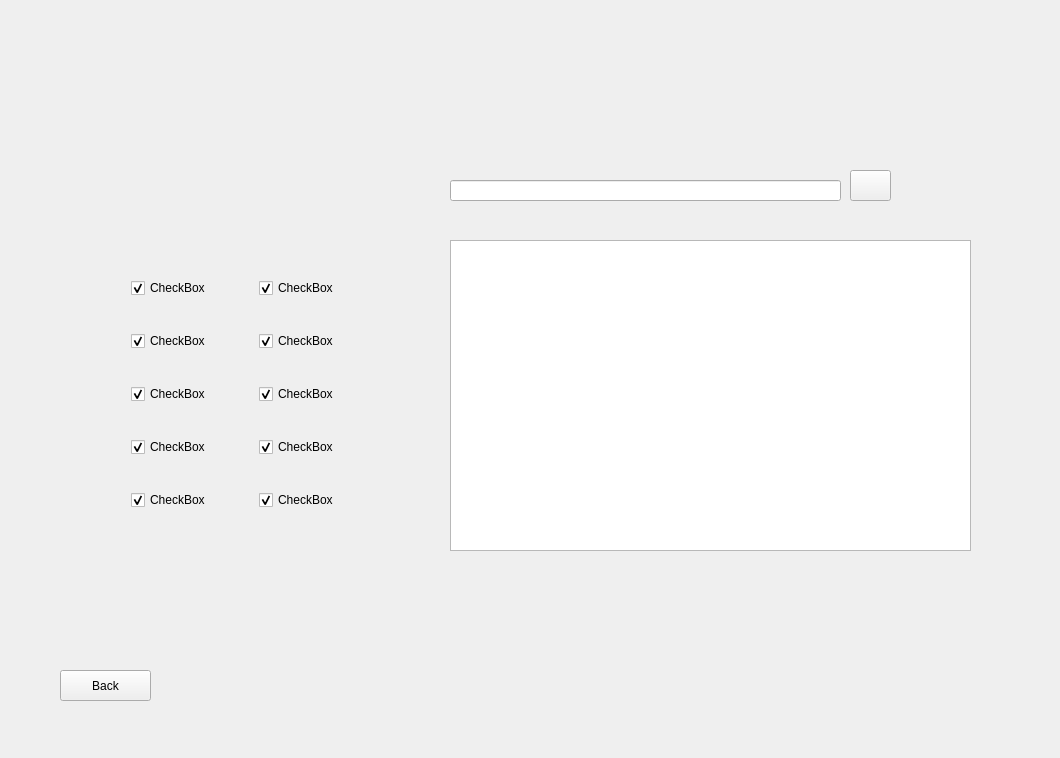
khoa5773/Assignment2_ver1.0, file LIBPRO/LIBPRO/usermenu.ui: the form before one commit.
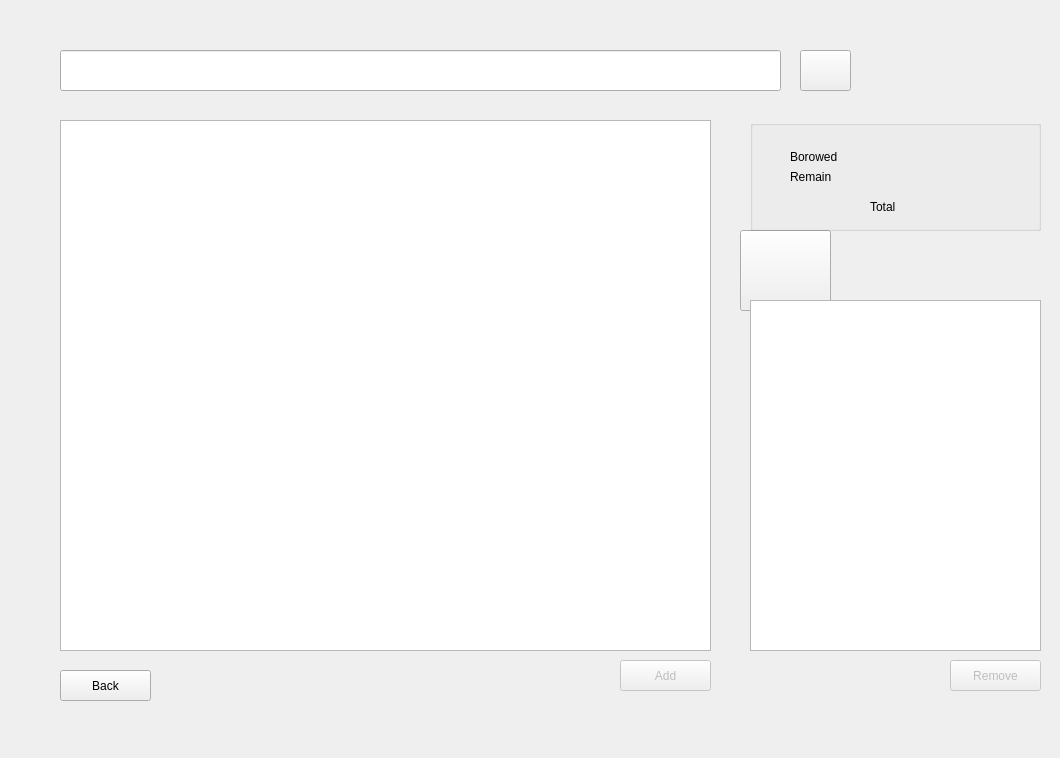
The form after the commit. The open tabs and pages were chosen to show the change. Icons and pictures are not drawn.

```diff
--- a/LIBPRO/LIBPRO/usermenu.ui
+++ b/LIBPRO/LIBPRO/usermenu.ui
@@ -38,6 +38,13 @@
    <property name="autoFillBackground">
     <bool>false</bool>
    </property>
+   <property name="styleSheet">
+    <string notr="true">#centralWidget{	
+	image: url(:/LIBPRO/usermenu.jpg);
+	background-image: url(:/LIBPRO/usermenu.jpg);
+	border-image: url(:/LIBPRO/usermenu.jpg);
+}</string>
+   </property>
    <property name="currentIndex">
     <number>2</number>
    </property>
@@ -235,12 +242,18 @@
     <widget class="QLineEdit" name="searchLine">
      <property name="geometry">
       <rect>
-       <x>450</x>
-       <y>180</y>
-       <width>391</width>
-       <height>21</height>
+       <x>60</x>
+       <y>50</y>
+       <width>721</width>
+       <height>41</height>
       </rect>
      </property>
+     <property name="font">
+      <font>
+       <family>Lucida Calligraphy</family>
+       <pointsize>20</pointsize>
+      </font>
+     </property>
      <property name="focusPolicy">
       <enum>Qt::StrongFocus</enum>
      </property>
@@ -254,10 +267,10 @@
     <widget class="QPushButton" name="searchButton">
      <property name="geometry">
       <rect>
-       <x>850</x>
-       <y>170</y>
-       <width>41</width>
-       <height>31</height>
+       <x>800</x>
+       <y>50</y>
+       <width>51</width>
+       <height>41</height>
       </rect>
      </property>
      <property name="styleSheet">
@@ -283,132 +296,173 @@
     <widget class="QListWidget" name="listWidget_2">
      <property name="geometry">
       <rect>
-       <x>450</x>
-       <y>240</y>
-       <width>521</width>
-       <height>311</height>
+       <x>60</x>
+       <y>120</y>
+       <width>651</width>
+       <height>531</height>
       </rect>
      </property>
+     <property name="font">
+      <font>
+       <family>Rockwell</family>
+       <pointsize>20</pointsize>
+      </font>
+     </property>
     </widget>
-    <widget class="QWidget" name="layoutWidget">
+    <widget class="QPushButton" name="addButton">
+     <property name="enabled">
+      <bool>false</bool>
+     </property>
      <property name="geometry">
       <rect>
-       <x>120</x>
-       <y>240</y>
-       <width>271</width>
-       <height>311</height>
+       <x>620</x>
+       <y>660</y>
+       <width>91</width>
+       <height>31</height>
       </rect>
      </property>
-     <layout class="QHBoxLayout" name="horizontalLayout_2">
-      <item>
-       <layout class="QVBoxLayout" name="verticalLayout_2">
-        <item>
-         <widget class="QCheckBox" name="checkBox">
-          <property name="text">
-           <string>CheckBox</string>
-          </property>
-          <property name="checked">
-           <bool>true</bool>
-          </property>
-         </widget>
-        </item>
-        <item>
-         <widget class="QCheckBox" name="checkBox_2">
-          <property name="text">
-           <string>CheckBox</string>
-          </property>
-          <property name="checked">
-           <bool>true</bool>
-          </property>
-         </widget>
-        </item>
-        <item>
-         <widget class="QCheckBox" name="checkBox_3">
-          <property name="text">
-           <string>CheckBox</string>
-          </property>
-          <property name="checked">
-           <bool>true</bool>
-          </property>
-         </widget>
-        </item>
-        <item>
-         <widget class="QCheckBox" name="checkBox_4">
-          <property name="text">
-           <string>CheckBox</string>
-          </property>
-          <property name="checked">
-           <bool>true</bool>
-          </property>
-         </widget>
-        </item>
-        <item>
-         <widget class="QCheckBox" name="checkBox_5">
-          <property name="text">
-           <string>CheckBox</string>
-          </property>
-          <property name="checked">
-           <bool>true</bool>
-          </property>
-         </widget>
-        </item>
-       </layout>
-      </item>
-      <item>
-       <layout class="QVBoxLayout" name="verticalLayout_3">
-        <item>
-         <widget class="QCheckBox" name="checkBox_6">
-          <property name="text">
-           <string>CheckBox</string>
-          </property>
-          <property name="checked">
-           <bool>true</bool>
-          </property>
-         </widget>
-        </item>
-        <item>
-         <widget class="QCheckBox" name="checkBox_7">
-          <property name="text">
-           <string>CheckBox</string>
-          </property>
-          <property name="checked">
-           <bool>true</bool>
-          </property>
-         </widget>
-        </item>
-        <item>
-         <widget class="QCheckBox" name="checkBox_8">
-          <property name="text">
-           <string>CheckBox</string>
-          </property>
-          <property name="checked">
-           <bool>true</bool>
-          </property>
-         </widget>
-        </item>
-        <item>
-         <widget class="QCheckBox" name="checkBox_9">
-          <property name="text">
-           <string>CheckBox</string>
-          </property>
-          <property name="checked">
-           <bool>true</bool>
-          </property>
-         </widget>
-        </item>
-        <item>
-         <widget class="QCheckBox" name="checkBox_10">
-          <property name="text">
-           <string>CheckBox</string>
-          </property>
-          <property name="checked">
-           <bool>true</bool>
-          </property>
-         </widget>
-        </item>
-       </layout>
-      </item>
-     </layout>
+     <property name="text">
+      <string>Add</string>
+     </property>
+    </widget>
+    <widget class="QPushButton" name="removeButton">
+     <property name="enabled">
+      <bool>false</bool>
+     </property>
+     <property name="geometry">
+      <rect>
+       <x>950</x>
+       <y>660</y>
+       <width>91</width>
+       <height>31</height>
+      </rect>
+     </property>
+     <property name="text">
+      <string>Remove</string>
+     </property>
+    </widget>
+    <widget class="QPushButton" name="pushButton">
+     <property name="geometry">
+      <rect>
+       <x>740</x>
+       <y>230</y>
+       <width>91</width>
+       <height>81</height>
+      </rect>
+     </property>
+     <property name="styleSheet">
+      <string notr="true">border-image: url(:/LIBPRO/cart.png);</string>
+     </property>
+     <property name="text">
+      <string/>
+     </property>
+    </widget>
+    <widget class="QGroupBox" name="groupBox_2">
+     <property name="geometry">
+      <rect>
+       <x>750</x>
+       <y>120</y>
+       <width>291</width>
+       <height>111</height>
+      </rect>
+     </property>
+     <property name="title">
+      <string/>
+     </property>
+     <widget class="QLabel" name="label_7">
+      <property name="geometry">
+       <rect>
+        <x>40</x>
+        <y>30</y>
+        <width>47</width>
+        <height>13</height>
+       </rect>
+      </property>
+      <property name="text">
+       <string>Borowed</string>
+      </property>
+     </widget>
+     <widget class="QLabel" name="label_8">
+      <property name="geometry">
+       <rect>
+        <x>40</x>
+        <y>50</y>
+        <width>47</width>
+        <height>13</height>
+       </rect>
+      </property>
+      <property name="text">
+       <string>Remain</string>
+      </property>
+     </widget>
+     <widget class="QLabel" name="label_9">
+      <property name="geometry">
+       <rect>
+        <x>120</x>
+        <y>80</y>
+        <width>47</width>
+        <height>13</height>
+       </rect>
+      </property>
+      <property name="text">
+       <string>Total</string>
+      </property>
+     </widget>
+     <widget class="QLabel" name="borrowedNumber">
+      <property name="geometry">
+       <rect>
+        <x>110</x>
+        <y>30</y>
+        <width>21</width>
+        <height>16</height>
+       </rect>
+      </property>
+      <property name="text">
+       <string/>
+      </property>
+     </widget>
+     <widget class="QLabel" name="remainNumber">
+      <property name="geometry">
+       <rect>
+        <x>110</x>
+        <y>50</y>
+        <width>21</width>
+        <height>16</height>
+       </rect>
+      </property>
+      <property name="text">
+       <string/>
+      </property>
+     </widget>
+     <widget class="QLabel" name="totalNumber">
+      <property name="geometry">
+       <rect>
+        <x>160</x>
+        <y>80</y>
+        <width>21</width>
+        <height>16</height>
+       </rect>
+      </property>
+      <property name="text">
+       <string/>
+      </property>
+     </widget>
+    </widget>
+    <widget class="QListWidget" name="listWidget_3">
+     <property name="geometry">
+      <rect>
+       <x>750</x>
+       <y>300</y>
+       <width>291</width>
+       <height>351</height>
+      </rect>
+     </property>
+     <property name="font">
+      <font>
+       <family>Rockwell</family>
+       <pointsize>16</pointsize>
+      </font>
+     </property>
     </widget>
    </widget>
    <widget class="QWidget" name="informationPage">
```
Left out of the diff: 5 changed lines with no effect on the pictures.
